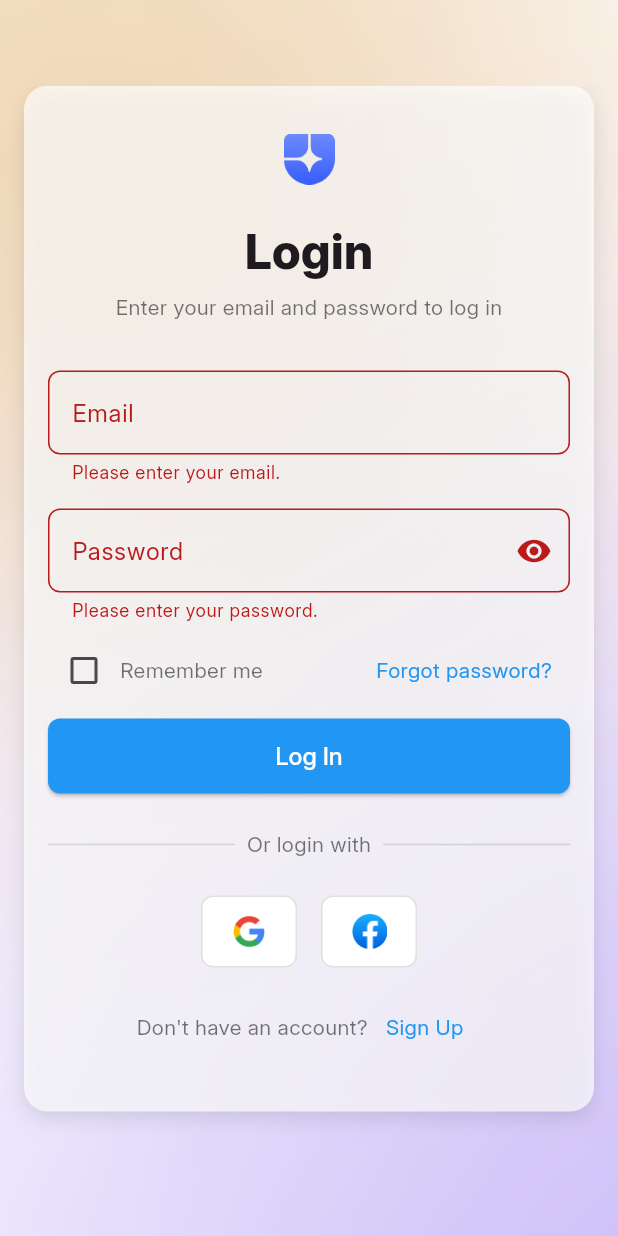
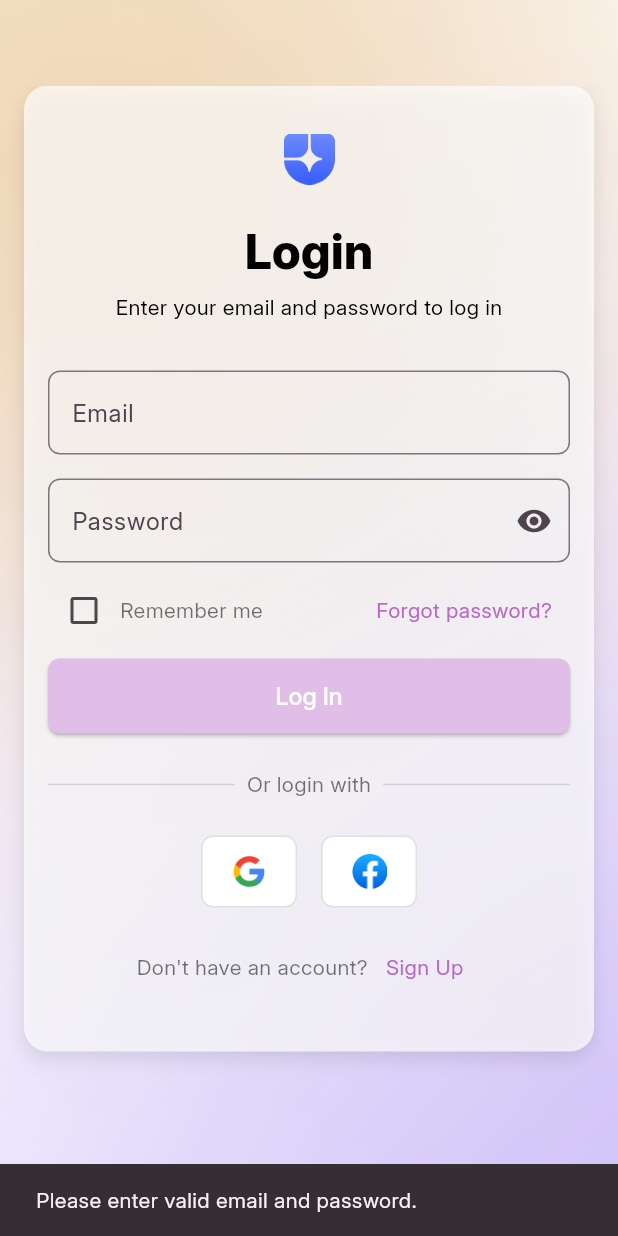
Before and after one commit to thienhdbse170185/F-Journey.Mobile, a Flutter app: the screen it shows after launch, after a tap on "Log In", on a phone screen of 412 x 824 dp. Run offline on Flutter 3.47's test engine with Material 3 defaults, Android fonts, the light colour scheme and no system bars; our stand-ins replace flutter_bloc, go_router, lottie.

Commit message:
change color to purple

```diff
--- a/lib/features/auth/widgets/forgot-pw/forgot-pw.dart
+++ b/lib/features/auth/widgets/forgot-pw/forgot-pw.dart
@@ -11,9 +11,10 @@ class ForgotPwWidget extends StatefulWidget {
 class _ForgotPwWidgetState extends State<ForgotPwWidget> {
   @override
   Widget build(BuildContext context) {
-    return Scaffold(
-        body: Center(
-      child: Text('ForgotPwWidget', style: widget.textTheme.bodyLarge),
-    ));
+    return const Scaffold(
+      body: Center(
+        child: Text('Forgot password?'),
+      ),
+    );
   }
 }
--- a/lib/features/auth/widgets/login/login.dart
+++ b/lib/features/auth/widgets/login/login.dart
@@ -27,21 +27,45 @@ class _LoginWidgetState extends State<LoginWidget> {
   final TextEditingController passwordController = TextEditingController();
   bool showPassword = false;
   final _formKey = GlobalKey<FormState>();
-  bool isLoading = false;
+  bool isFormValid = false; // Cờ để kiểm tra trạng thái form
 
   @override
-  void dispose() {
-    super.dispose();
-    emailController.dispose();
-    passwordController.dispose();
+  void initState() {
+    super.initState();
+
+    // Lắng nghe thay đổi của text field để kiểm tra form validation
+    emailController.addListener(_validateForm);
+    passwordController.addListener(_validateForm);
+  }
+
+  void _validateForm() {
+    // Nếu form hợp lệ thì cờ isFormValid sẽ true
+    setState(() {
+      isFormValid = _formKey.currentState?.validate() ?? false;
+    });
   }
 
   void _submit() {
+    if (!isFormValid) {
+      ScaffoldMessenger.of(context).showSnackBar(
+        const SnackBar(
+          content: Text('Please enter valid email and password.'),
+        ),
+      );
+      return;
+    }
     KeyboardUtil.hideKeyboard();
     if (_formKey.currentState!.validate()) {
       context.read<AuthBloc>().add(LoginEmailPasswordStarted(
           email: emailController.text, password: passwordController.text));
     }
+  }
+
+  @override
+  void dispose() {
+    emailController.dispose();
+    passwordController.dispose();
+    super.dispose();
   }
 
   @override
@@ -90,13 +114,13 @@ class _LoginWidgetState extends State<LoginWidget> {
                     ),
                   ),
                   Text('Login',
-                    style:
-                        widget.textTheme.headlineLarge?.copyWith(fontSize: 32)),
+                      style: widget.textTheme.headlineLarge
+                          ?.copyWith(fontSize: 32, color: Colors.black)),
                   const SizedBox(height: 8),
                   Text(
                     'Enter your email and password to log in',
                     style: widget.textTheme.bodyMedium?.copyWith(
-                    color: Colors.black54,
+                      color: Colors.black,
                     ),
                   ),
                   const SizedBox(height: 32),
@@ -149,7 +173,7 @@ class _LoginWidgetState extends State<LoginWidget> {
                         child: Text(
                           'Forgot password?',
                           style: widget.textTheme.bodyMedium?.copyWith(
-                          color: Colors.blue,
+                            color: Colors.purple.shade300,
                           ),
                         ),
                       ),
@@ -157,10 +181,13 @@ class _LoginWidgetState extends State<LoginWidget> {
                   ),
                   const SizedBox(height: 8),
                   ElevatedButton(
+                    // onPressed: isFormValid ? () => _submit() : null,
                     onPressed: () => _submit(),
                     style: ElevatedButton.styleFrom(
                       minimumSize: const Size(double.infinity, 50),
-                      backgroundColor: Colors.blue,
+                      backgroundColor: isFormValid
+                          ? Colors.purple.shade400
+                          : Colors.purple.shade100,
                       shape: RoundedRectangleBorder(
                         borderRadius: BorderRadius.circular(8.0),
                       ),
@@ -170,7 +197,8 @@ class _LoginWidgetState extends State<LoginWidget> {
                       style: widget.textTheme.displaySmall?.copyWith(
                         color: Colors.white,
                       ),
-                    )),
+                    ),
+                  ),
                   const SizedBox(height: 24),
                   Row(
                     children: [
@@ -249,7 +277,7 @@ class _LoginWidgetState extends State<LoginWidget> {
                         child: Text(
                           'Sign Up',
                           style: widget.textTheme.bodyMedium?.copyWith(
-                          color: Colors.blue,
+                            color: Colors.purple.shade300,
                           ),
                         ),
                       ),
@@ -259,7 +287,6 @@ class _LoginWidgetState extends State<LoginWidget> {
               ),
             ),
           ),
-      ),
-    );
+        ));
   }
 }
```
Lines whose indentation alone changed are shown as unchanged.
